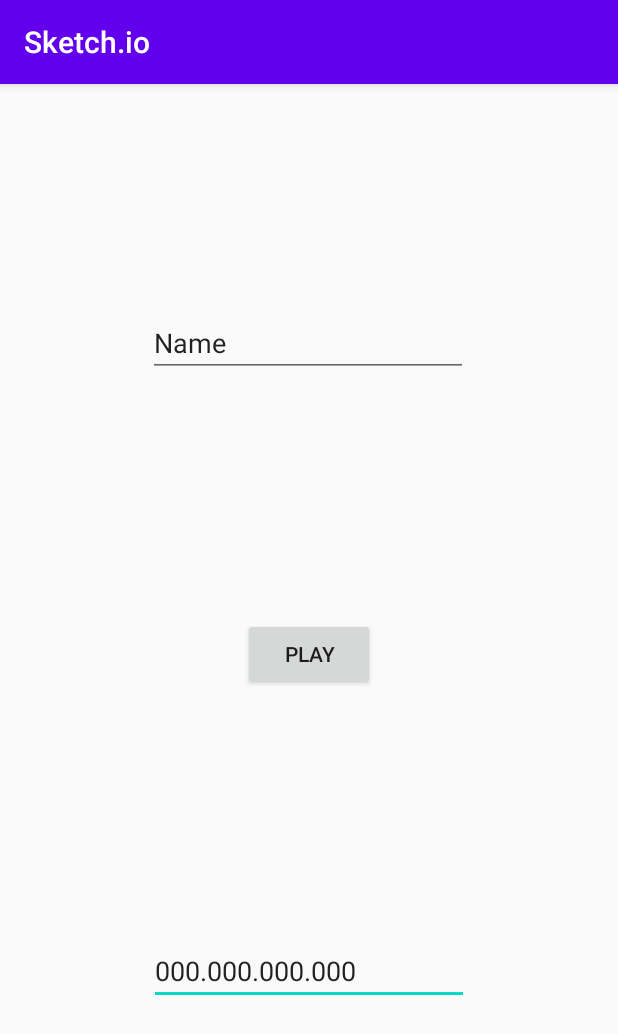
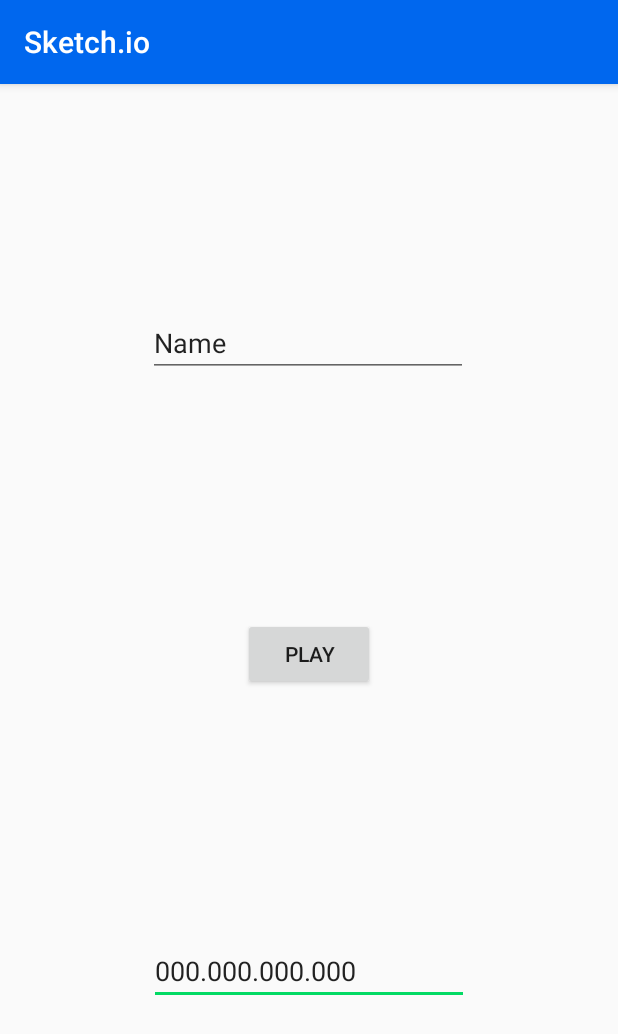
Before and after one commit to mlupo19/Sketch.io, an Android app: the screen it shows after launch (MainActivity), on a phone screen of 412 x 824 dp. Shown: the top 1034 px of the screen. Run offline under Robolectric (Android 15) with nearby library versions, the phone set to English and light mode, and no system bars.

Commit message:
canvas paint stuff

```diff
--- a/app/build.gradle
+++ b/app/build.gradle
@@ -30,7 +30,7 @@ android {
 dependencies {
     implementation fileTree(dir: 'libs', include: ['*.jar'])
 
-    implementation 'androidx.appcompat:appcompat:1.0.2'
+    implementation 'androidx.appcompat:appcompat:1.1.0'
     implementation 'androidx.constraintlayout:constraintlayout:1.1.3'
     testImplementation 'junit:junit:4.12'
     androidTestImplementation 'androidx.test.ext:junit:1.1.1'
--- a/app/src/main/AndroidManifest.xml
+++ b/app/src/main/AndroidManifest.xml
@@ -8,7 +8,7 @@
         android:label="@string/app_name"
         android:roundIcon="@mipmap/ic_launcher_round"
         android:supportsRtl="true"
-        android:theme="@style/AppTheme">
+        android:theme="@style/CustomTheme">
         <activity android:name=".PlayActivity"></activity>
         <activity android:name=".MainActivity">
             <intent-filter>
--- a/app/src/main/java/gov/unsc/sketchio/MainActivity.java
+++ b/app/src/main/java/gov/unsc/sketchio/MainActivity.java
@@ -27,22 +27,25 @@ public class MainActivity extends AppCompatActivity {
             e.printStackTrace();
         }
         nameView = findViewById(R.id.editTextName);
-        nameView.setOnClickListener(l -> {
+        nameView.setOnFocusChangeListener((l, k) -> {
+            if (k)
                 nameView.setText("");
         });
         ipAddressView = findViewById(R.id.editTextIP);
     }
 
     public void playClick(View v) {
-        String[] ipParts = ipAddressView.getText().toString().split(".");
+        String[] ipParts = ipAddressView.getText().toString().split("\\.");
+        if (ipParts.length == 4) {
             byte[] bytes = new byte[4];
-        for (int i = 0; i < 4; i++) {
+            for (int i = 0; i < ipParts.length; i++) {
                 bytes[i] = Byte.parseByte(ipParts[i]);
             }
             try {
                 ipAddress = InetAddress.getByAddress(bytes);
             } catch (UnknownHostException e) {
                 e.printStackTrace();
+            }
         }
         if (!nameView.getText().toString().equals(""))
             name = nameView.getText().toString();
--- a/app/src/main/res/layout/activity_play.xml
+++ b/app/src/main/res/layout/activity_play.xml
@@ -6,4 +6,10 @@
     android:layout_height="match_parent"
     tools:context=".PlayActivity">
 
+    <gov.unsc.sketchio.CanvasView
+        android:id="@+id/canvasView"
+        android:layout_width="wrap_content"
+        android:layout_height="wrap_content"
+        app:layout_constraintStart_toStartOf="parent"
+        app:layout_constraintTop_toTopOf="parent" />
 </androidx.constraintlayout.widget.ConstraintLayout>
--- a/app/src/main/res/values/colors.xml
+++ b/app/src/main/res/values/colors.xml
@@ -3,4 +3,8 @@
     <color name="colorPrimary">#6200EE</color>
     <color name="colorPrimaryDark">#3700B3</color>
     <color name="colorAccent">#03DAC5</color>
+
+    <color name="colorPrimaryCustom">#0067ee</color>
+    <color name="colorPrimaryDarkCustom">#0a1873</color>
+    <color name="colorAccentCustom">#03da64</color>
 </resources>
--- a/app/src/main/res/values/styles.xml
+++ b/app/src/main/res/values/styles.xml
@@ -8,4 +8,12 @@
         <item name="colorAccent">@color/colorAccent</item>
     </style>
 
+    <style name="CustomTheme" parent="Theme.AppCompat.DayNight.DarkActionBar">
+
+        <item name="colorPrimary">@color/colorPrimaryCustom</item>
+        <item name="colorPrimaryDark">@color/colorPrimaryDarkCustom</item>
+        <item name="colorAccent">@color/colorAccentCustom</item>
+
+    </style>
+
 </resources>
--- a/build.gradle
+++ b/build.gradle
@@ -8,7 +8,7 @@ buildscript {
 
     }
     dependencies {
-        classpath 'com.android.tools.build:gradle:3.6.1'
+        classpath 'com.android.tools.build:gradle:3.6.2'
 
 
         // NOTE: Do not place your application dependencies here; they belong
```
Also changed, not shown: app/src/main/java/gov/unsc/sketchio/CanvasView.java (+21 -0 lines), app/src/main/java/gov/unsc/sketchio/PlayActivity.java (+8 -0 lines). Lines whose indentation alone changed are shown as unchanged.
